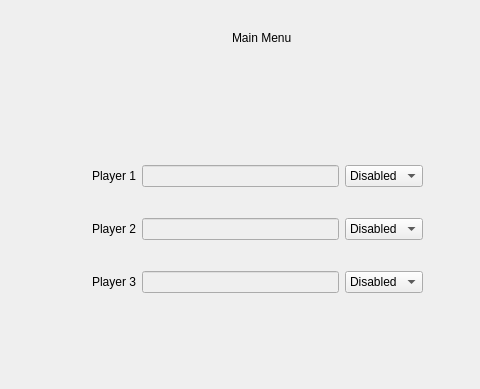
Old version of the form Connect4/mainboard.ui in the repository ramirez-gabriela27/Connect-Four; both pictures show x 98 to 578 and y 0 to 389 of the 800 by 600 pixel window.
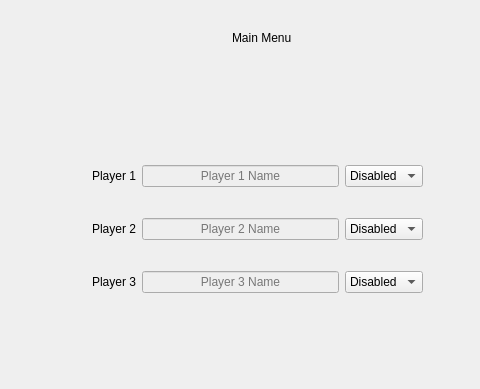
New version of the form.

Commit message: Done button testing with main

```diff
--- a/Connect4/mainboard.ui
+++ b/Connect4/mainboard.ui
@@ -86,6 +86,15 @@
          <property name="enabled">
           <bool>false</bool>
          </property>
+         <property name="maxLength">
+          <number>15</number>
+         </property>
+         <property name="alignment">
+          <set>Qt::AlignCenter</set>
+         </property>
+         <property name="placeholderText">
+          <string>Player 2 Name</string>
+         </property>
         </widget>
        </item>
        <item row="1" column="2">
@@ -124,6 +133,15 @@
          <property name="enabled">
           <bool>false</bool>
          </property>
+         <property name="maxLength">
+          <number>15</number>
+         </property>
+         <property name="alignment">
+          <set>Qt::AlignCenter</set>
+         </property>
+         <property name="placeholderText">
+          <string>Player 1 Name</string>
+         </property>
         </widget>
        </item>
        <item row="2" column="1">
@@ -131,6 +149,15 @@
          <property name="enabled">
           <bool>false</bool>
          </property>
+         <property name="maxLength">
+          <number>15</number>
+         </property>
+         <property name="alignment">
+          <set>Qt::AlignCenter</set>
+         </property>
+         <property name="placeholderText">
+          <string>Player 3 Name</string>
+         </property>
         </widget>
        </item>
        <item row="0" column="2">
```
The commit also changes 2 other files.
